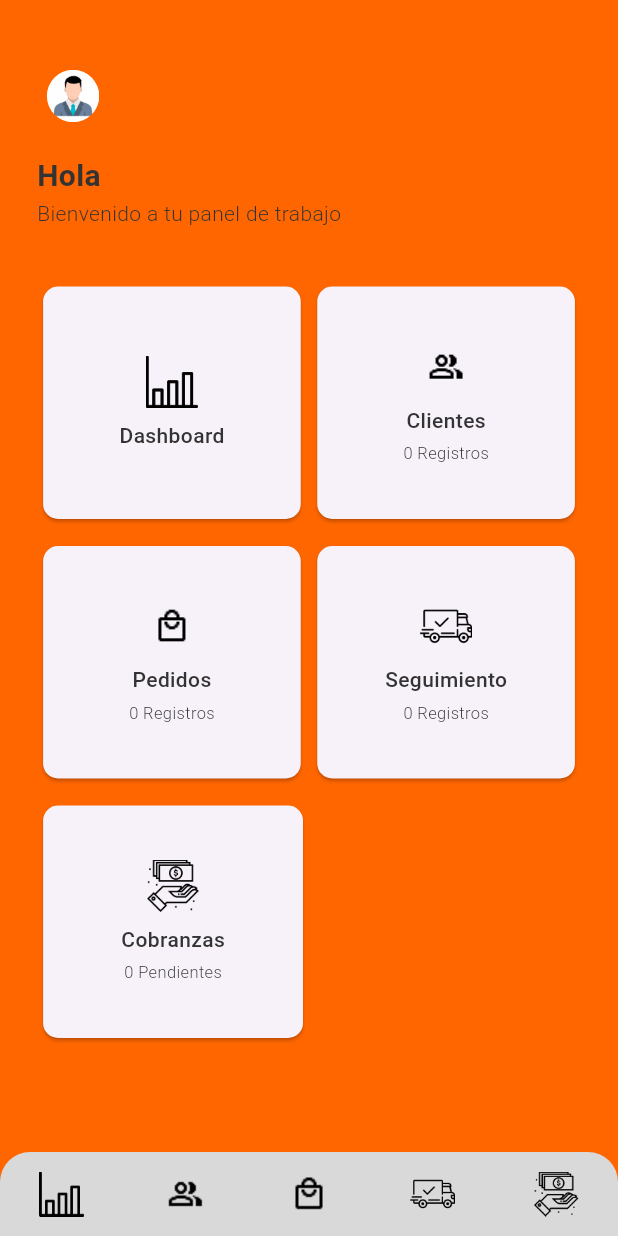
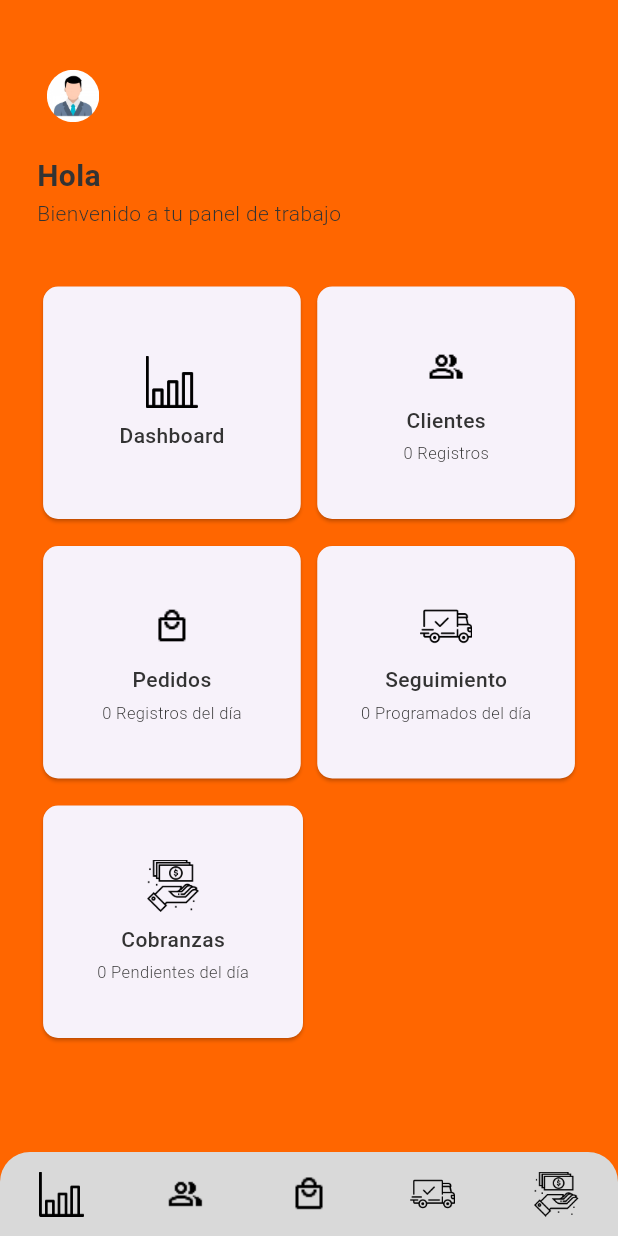
Before and after one commit to digitech-corp/SIGAB, a Flutter app: the DashboardScreen screen opened directly, scrolled down 96 dp, after a tap on the "arrow back ios" icon, on a phone screen of 412 x 824 dp. Run offline on Flutter 3.47's test engine with Material 3 defaults, Android fonts, the phone set to English and light mode, and no system bars; our stand-ins replace fl_chart, geocoding, google_maps_flutter, image_picker, open_file, shared_preferences and 2 more; accounts and stored records are empty; Roboto replaces fonts that are missing (Montserrat).

Commit message:
Modificación de filtros en Pantallas Inicio y Cobranzas

```diff
--- a/lib/screens/Transportista/manual_ayuda_transport.dart
+++ b/lib/screens/Transportista/manual_ayuda_transport.dart
@@ -31,7 +31,7 @@ class ManualAyudaPageTransportista extends StatelessWidget {
             Text("Sistema Integral de Gestión de Alimentos Balanceados\nVersión: 1.0\n", style: bodyStyle),
             _buildSection("1. Introducción", "La aplicación Gestión de Alimentos Balanceados es una herramienta móvil diseñada para vendedores y transportistas de la empresa, con el fin de facilitar la formulación, control y seguimiento de pedidos de productos."),
             _buildSection("2. Requisitos del sistema", "• Android: Versión 9.0 o superior.\n• Conexión a Internet requerida"),
-            _buildSection("3. Instalación y acceso", "1. Descargue desde Google Play.\n2. Inicie sesión con sus credenciales generados por el sistema web de la empresa.\n3. Cambie contraseña de usuario en caso sea olvidada.\n4. Ingrese al panel principal."),
+            _buildSection("3. Instalación y acceso", "1. Solicite la instalación del aplicativo en la empresa.\n2. Inicie sesión con sus credenciales generados por el sistema web de la empresa.\n3. Cambie contraseña de usuario en caso sea olvidada.\n4. Ingrese al panel principal."),
             _buildSection("4. Panel principal", "Visualice accesos rápidos a los módulos como gráficos estadísticos, entregas pendientes y entregas terminadas."),
             _buildSection("5. Módulo de entregas pendientes", "• Visualice las entregas pendientes por prioridad.\n• Mencione opcionalmente incidencias.\n• Registre su firma digital del cliente.\n• Adjunte imagenes de prueba de la entrega.\n• Sincronización automática con la nube."),
             _buildSection("6. Módulo de entregas terminadas", "• Visualice las entregas terminadas.\n• Filtre por fecha de entrega.\n• Visualice información de la entrega y datos del cliente.\n• Sincronización automática con la nube."),
--- a/lib/screens/Transportista/transport_screen.dart
+++ b/lib/screens/Transportista/transport_screen.dart
@@ -32,14 +32,13 @@ class _TransportScreenState extends State<TransportScreen> {
   void initState() {
     super.initState();
     final now = DateTime.now();
-    final fechaInicio = DateTime(now.year, now.month, 1);
-    final fechaFin = DateTime(now.year, now.month + 1, 0);
+    final fechaInicio = DateTime(now.year, now.month, now.day);
+    final fechaFin = DateTime(now.year, now.month, now.day);
     Future.microtask(() async {
       final entregasProvider = Provider.of<EntregasProvider>(context, listen: false);
       final userProvider = Provider.of<UsersProvider>(context, listen: false);
       final token = userProvider.token;
       final idTransportista = userProvider.loggedUser?.idTransportista ?? null;
-      print('id de transportista: $idTransportista');
       await entregasProvider.fetchEntregas(token!, DateFormat('yyyy-MM-dd').format(fechaInicio), DateFormat('yyyy-MM-dd').format(fechaFin), idTransportista);
     });
   }
@@ -322,7 +321,6 @@ class SalesModuleCards extends StatelessWidget {
   Widget build(BuildContext context) {
     final entregasProvider =  Provider.of<EntregasProvider>(context);
     final entregas = entregasProvider.entregas;
-    print('Cantidad de entregas: ${entregas.length}');
     final pendientes = entregas.where((entregas){
       final estadosPermitidos = [239, 240];
       return estadosPermitidos.contains(entregas.idEstado);
@@ -341,13 +339,13 @@ class SalesModuleCards extends StatelessWidget {
         const SizedBox(height: 20),
         Row(
           children: [
-            Expanded(child: _buildCard('Entregas Pendientes', 'delivery', '${terminadas.length} Registros', () => onCardTap(1))),
+            Expanded(child: _buildCard('Entregas Pendientes', 'delivery', '${terminadas.length} Registros del día', () => onCardTap(1))),
           ],
         ),
         const SizedBox(height: 20),
         Row(
           children: [
-            Expanded(child: _buildCard('Entregas Terminadas', 'follow', '${pendientes.length} Registros', () => onCardTap(2))),
+            Expanded(child: _buildCard('Entregas Terminadas', 'follow', '${pendientes.length} Registros del día', () => onCardTap(2))),
           ],
         ),
       ],
--- a/lib/screens/Vendedor/manual_ayuda.dart
+++ b/lib/screens/Vendedor/manual_ayuda.dart
@@ -31,7 +31,7 @@ class ManualAyudaPage extends StatelessWidget {
             Text("Sistema Integral de Gestión de Alimentos Balanceados\nVersión: 1.0\n", style: bodyStyle),
             _buildSection("1. Introducción", "La aplicación Gestión de Alimentos Balanceados es una herramienta móvil diseñada para vendedores y transportistas de la empresa, con el fin de facilitar la formulación, control y seguimiento de pedidos de productos."),
             _buildSection("2. Requisitos del sistema", "• Android: Versión 9.0 o superior.\n• Conexión a Internet requerida"),
-            _buildSection("3. Instalación y acceso", "1. Descargue desde Google Play.\n2. Inicie sesión con sus credenciales generados por el sistema web de la empresa.\n3. Cambie contraseña de usuario en caso sea olvidada.\n4. Ingrese al panel principal."),
+            _buildSection("3. Instalación y acceso", "1. Solicite la instalación del aplicativo en la empresa.\n2. Inicie sesión con sus credenciales generados por el sistema web de la empresa.\n3. Cambie contraseña de usuario en caso sea olvidada.\n4. Ingrese al panel principal."),
             _buildSection("4. Panel principal", "Visualice accesos rápidos a los módulos como gráficos estadísticos, clientes, pedidos, seguimientos y facturación."),
             _buildSection("5. Módulo de clientes", "• Agregue clientes con empresa afiliada.\n• Edite clientes existentes.\n• Ver datos históricos de clientes.\n• Comparta factura con el cliente.\n• Sincronización automática con la nube."),
             _buildSection("6. Módulo de pedidos", "• Visualice los pedidos registrados filtrados por fecha.\n• Presione en un pedido amarillo para editarlo.\nRegistre pedidos para clientes.\n1. Seleccione al cliente desde el buscador.\n2. Seleccione productos del catálogo o directamente del buscador.\n3. Seleccione tipo de recibo.\n4. Seleccione tipo de pago y registre datos de pago.\n5. ingrese opcionalmente información adicional del pedido.\n6. Visualización de resumen de pedido que se esta realizando.\n• Sincronización automática con la nube."),
--- a/lib/screens/Vendedor/modulo_cobranzas/collection_screen.dart
+++ b/lib/screens/Vendedor/modulo_cobranzas/collection_screen.dart
@@ -18,7 +18,7 @@ class CollectionScreen extends StatefulWidget {
 }
 
 class _CollectionScreenState extends State<CollectionScreen> {
-  DateTime selectedDateInicio = DateTime.now().subtract(const Duration(days: 30));
+  DateTime selectedDateInicio = DateTime.now();
   DateTime selectedDateFin = DateTime.now();
 
   @override
--- a/lib/screens/Vendedor/modulo_dashboard/dashboard_screen.dart
+++ b/lib/screens/Vendedor/modulo_dashboard/dashboard_screen.dart
@@ -30,21 +30,20 @@ class _DashboardScreenState extends State<DashboardScreen> {
       final userProvider = Provider.of<UsersProvider>(context, listen: false);
       final token = userProvider.token;
       final idPersonal = userProvider.loggedUser?.idUsuario ?? null;
-      final ordersProvider = Provider.of<DashboardProvider>(context, listen: false);
-      final entregasProvider = Provider.of<EntregasProvider>(context, listen: false);
+      final dashboardProvider = Provider.of<DashboardProvider>(context, listen: false);
       final now = DateTime.now();
       final fechaInicio = DateTime(now.year, now.month, 1);
       final fechaFin = DateTime(now.year, now.month + 1, 0);
       final formato = (DateTime date) => "${date.year.toString().padLeft(4, '0')}-${date.month.toString().padLeft(2, '0')}-${date.day.toString().padLeft(2, '0')}";
-      await ordersProvider.fetchOrders(
+      await dashboardProvider.fetchOrders(
         token!,
         formato(fechaFin),
         formato(fechaInicio),
         idPersonal,
       );
-      for (final order in ordersProvider.orders) {
+      for (final order in dashboardProvider.orders) {
         if (order.idOrder != null) {
-          await entregasProvider.fetchEstadoEntrega(token, order.idOrder!);
+          await dashboardProvider.fetchEstadoEntrega(token, order.idOrder!);
         }
       }
       final productsProvider = Provider.of<ProductsProvider>(context, listen: false);
--- a/lib/screens/Vendedor/sales_module_screen.dart
+++ b/lib/screens/Vendedor/sales_module_screen.dart
@@ -41,21 +41,20 @@ class _SalesModuleScreenState extends State<SalesModuleScreen> {
       final token = userProvider.token;
       final idPersonal = userProvider.loggedUser?.idUsuario ?? null;
       final customersProvider = Provider.of<CustomersProvider>(context, listen: false);
-      final dashboardProvider = Provider.of<DashboardProvider>(context, listen: false);
       final ordersProvider = Provider.of<OrdersProvider>(context, listen: false);
       final entregasProvider = Provider.of<EntregasProvider>(context, listen: false);
       final now = DateTime.now();
-      final fechaInicio = DateTime(now.year, now.month, 1);
-      final fechaFin = DateTime(now.year, now.month + 1, 0);
+      final fechaInicio = DateTime(now.year, now.month, now.day);
+      final fechaFin = DateTime(now.year, now.month, now.day);
       final formato = (DateTime date) => "${date.year.toString().padLeft(4, '0')}-${date.month.toString().padLeft(2, '0')}-${date.day.toString().padLeft(2, '0')}";
       await customersProvider.fetchCustomers(token!);
-      await dashboardProvider.fetchOrders(
+      await ordersProvider.fetchOrders(
         token,
         formato(fechaFin),
         formato(fechaInicio),
         idPersonal,
       );
-      for (var order in dashboardProvider.orders) {
+      for (var order in ordersProvider.orders) {
         await entregasProvider.fetchEstadoEntrega(token, order.idOrder!);
       }
       await ordersProvider.fetchCreditoOrders(
@@ -346,12 +345,12 @@ class SalesModuleCards extends StatelessWidget {
   @override
   Widget build(BuildContext context) {
     final customersProvider = Provider.of<CustomersProvider>(context);
-    final dashboardProvider = Provider.of<DashboardProvider>(context);
+    // final dashboardProvider = Provider.of<DashboardProvider>(context);
     final entregasProvider = Provider.of<EntregasProvider>(context);
     final ordersProvider = Provider.of<OrdersProvider>(context);
     final customersLength = customersProvider.customers.length;
-    final ordersLength = dashboardProvider.orders.length;
-    final orders = dashboardProvider.orders;
+    final ordersLength = ordersProvider.orders.length;
+    final orders = ordersProvider.orders;
     final creditos = ordersProvider.creditos;
 
     final filteredEntregas = orders.where((order) {
@@ -377,15 +376,15 @@ class SalesModuleCards extends StatelessWidget {
         const SizedBox(height: 10),
         Row(
           children: [
-            Expanded(child: _buildCard('Pedidos', 'shop', '$ordersLength Registros', () => onCardTap(2))),
+            Expanded(child: _buildCard('Pedidos', 'shop', '$ordersLength Registros del día', () => onCardTap(2))),
             const SizedBox(width: 3),
-            Expanded(child: _buildCard('Seguimiento', 'follow', '$programados Registros', () => onCardTap(3))),
+            Expanded(child: _buildCard('Seguimiento', 'follow', '$programados Programados del día', () => onCardTap(3))),
           ],
         ),
         const SizedBox(height: 10),
         Row(
           children: [
-            Expanded(child: _buildCard('Cobranzas', 'salary', '$cobranzas Pendientes', () => onCardTap(4))),
+            Expanded(child: _buildCard('Cobranzas', 'salary', '$cobranzas Pendientes del día', () => onCardTap(4))),
             const Spacer(),
           ],
         ),
```
Also changed, not shown: lib/providers/dashboard_provider.dart (+47 -1 lines).
